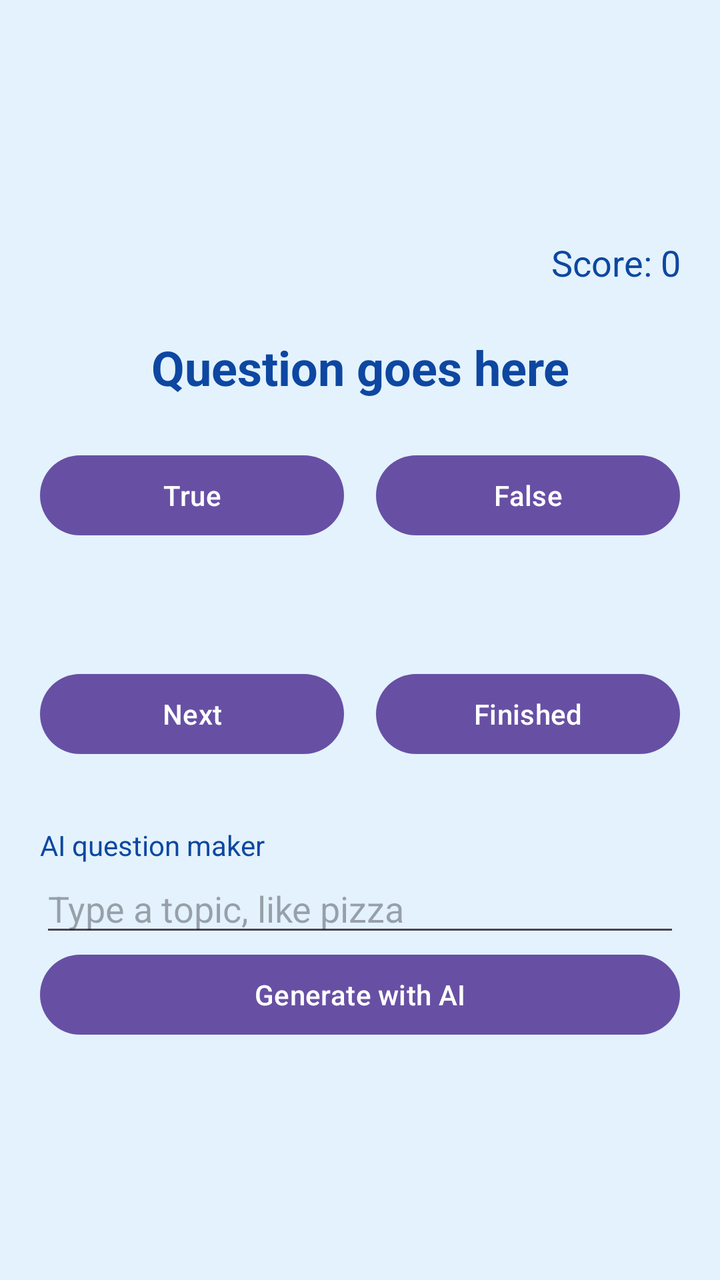
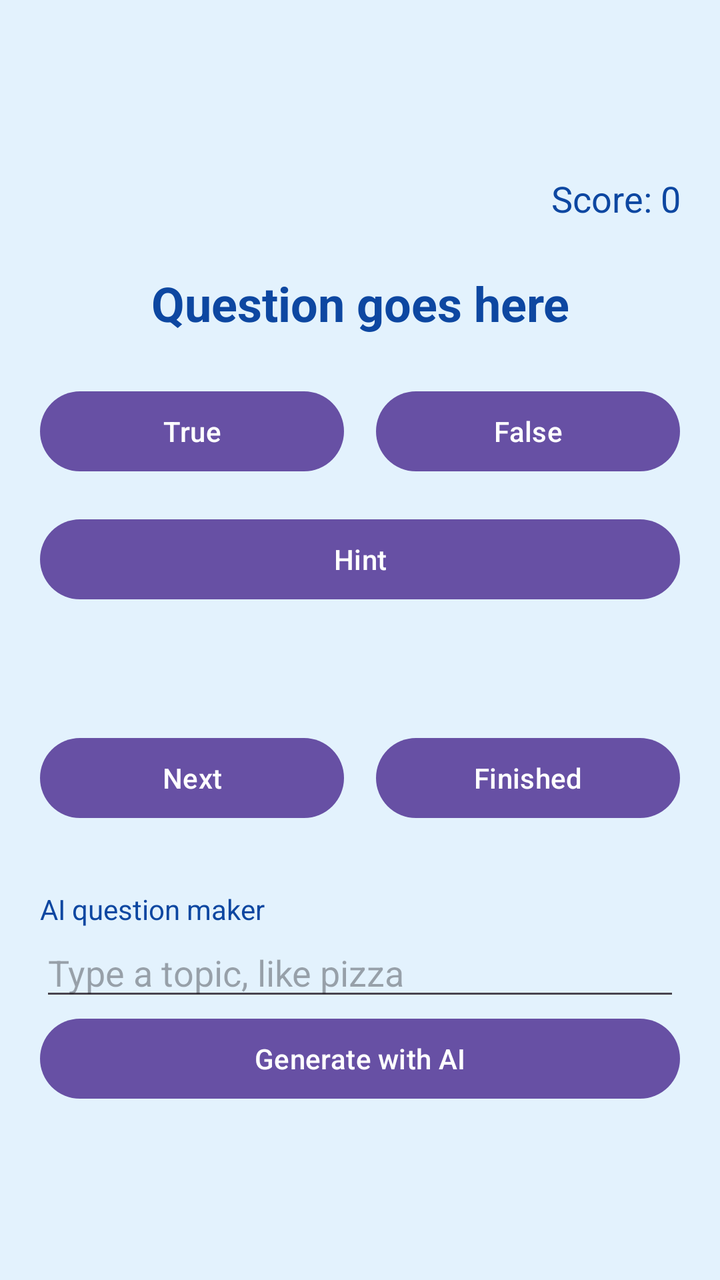

Before-and-after screenshots of an Android layout around one commit, followed by the original layout XML and the change that was made.
<!-- AndroidManifest.xml: application theme Theme.QuizAPP -->
<!-- res/layout/activity_main.xml -->
<?xml version="1.0" encoding="utf-8"?>
<androidx.constraintlayout.widget.ConstraintLayout xmlns:android="http://schemas.android.com/apk/res/android"
    xmlns:app="http://schemas.android.com/apk/res-auto"
    xmlns:tools="http://schemas.android.com/tools"
    android:id="@+id/main"
    android:layout_width="match_parent"
    android:layout_height="match_parent"
    android:background="#E3F2FD"
    tools:context=".MainActivity">

    <LinearLayout
        android:layout_width="0dp"
        android:layout_height="wrap_content"
        android:orientation="vertical"
        android:padding="20dp"
        app:layout_constraintBottom_toBottomOf="parent"
        app:layout_constraintEnd_toEndOf="parent"
        app:layout_constraintStart_toStartOf="parent"
        app:layout_constraintTop_toTopOf="parent">

        <TextView
            android:id="@+id/scoreText"
            android:layout_width="match_parent"
            android:layout_height="wrap_content"
            android:gravity="end"
            android:text="Score: 0"
            android:textColor="#0D47A1"
            android:textSize="18sp" />

        <TextView
            android:id="@+id/questionText"
            android:layout_width="match_parent"
            android:layout_height="wrap_content"
            android:layout_marginTop="24dp"
            android:gravity="center"
            android:text="Question goes here"
            android:textColor="#0D47A1"
            android:textSize="24sp"
            android:textStyle="bold" />

        <LinearLayout
            android:layout_width="match_parent"
            android:layout_height="wrap_content"
            android:layout_marginTop="24dp"
            android:orientation="horizontal">

            <Button
                android:id="@+id/trueButton"
                android:layout_width="0dp"
                android:layout_height="wrap_content"
                android:layout_marginEnd="8dp"
                android:layout_weight="1"
                android:text="True" />

            <Button
                android:id="@+id/falseButton"
                android:layout_width="0dp"
                android:layout_height="wrap_content"
                android:layout_marginStart="8dp"
                android:layout_weight="1"
                android:text="False" />
        </LinearLayout>

        <TextView
            android:id="@+id/feedbackText"
            android:layout_width="match_parent"
            android:layout_height="wrap_content"
            android:layout_marginTop="16dp"
            android:gravity="center"
            android:text=""
            android:textColor="#1565C0"
            android:textSize="22sp" />

        <LinearLayout
            android:layout_width="match_parent"
            android:layout_height="wrap_content"
            android:layout_marginTop="16dp"
            android:orientation="horizontal">

            <Button
                android:id="@+id/nextButton"
                android:layout_width="0dp"
                android:layout_height="wrap_content"
                android:layout_marginEnd="8dp"
                android:layout_weight="1"
                android:text="Next" />

            <Button
                android:id="@+id/finishedButton"
                android:layout_width="0dp"
                android:layout_height="wrap_content"
                android:layout_marginStart="8dp"
                android:layout_weight="1"
                android:text="Finished" />
        </LinearLayout>

        <TextView
            android:layout_width="match_parent"
            android:layout_height="wrap_content"
            android:layout_marginTop="32dp"
            android:text="AI question maker"
            android:textColor="#0D47A1"
            android:textSize="14sp" />

        <EditText
            android:id="@+id/topicInput"
            android:layout_width="match_parent"
            android:layout_height="wrap_content"
            android:hint="Type a topic, like pizza"
            android:inputType="text" />

        <Button
            android:id="@+id/generateButton"
            android:layout_width="match_parent"
            android:layout_height="wrap_content"
            android:text="Generate with AI" />
    </LinearLayout>

</androidx.constraintlayout.widget.ConstraintLayout>
<!-- resources referenced by this layout -->
<resources>
  <style name="Theme.QuizAPP" parent="Base.Theme.QuizAPP" />
  <style name="Base.Theme.QuizAPP" parent="Theme.Material3.DayNight.NoActionBar">
          
          
      </style>
</resources>

<!-- the commit's change to res/layout/activity_main.xml (unified diff, before → after) -->
@@ -61,6 +61,13 @@
                 android:text="False" />
         </LinearLayout>
 
+        <Button
+            android:id="@+id/hintButton"
+            android:layout_width="match_parent"
+            android:layout_height="wrap_content"
+            android:layout_marginTop="16dp"
+            android:text="Hint" />
+
         <TextView
             android:id="@+id/feedbackText"
             android:layout_width="match_parent"
